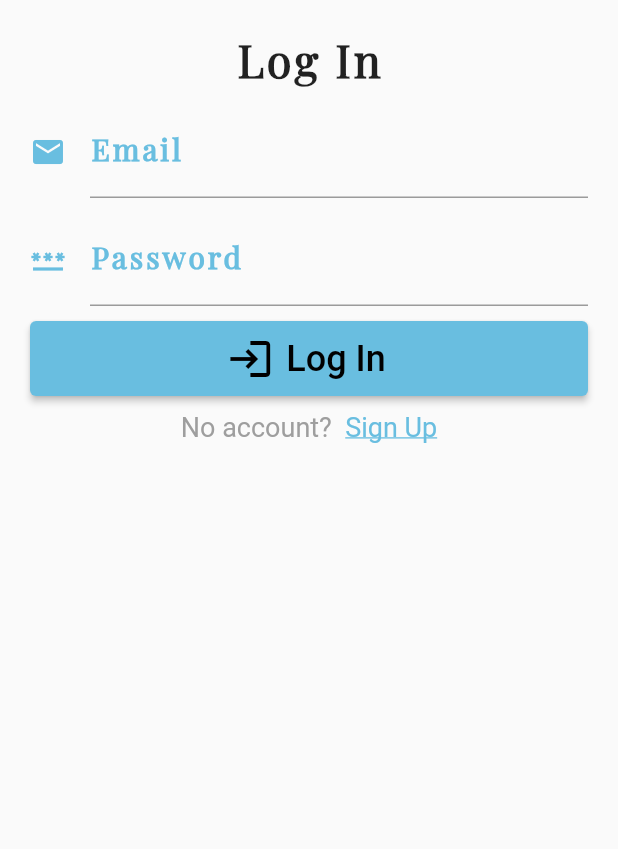
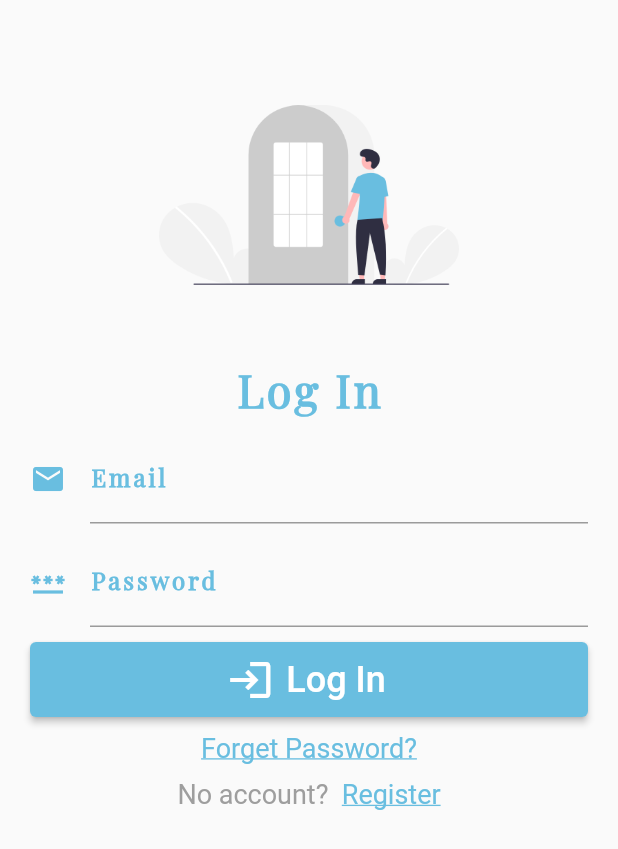
Before and after one commit to Flip404/To_Do_App, a Flutter app: the screen it shows after launch, on a phone screen of 412 x 824 dp. Shown: the top 849 px of the screen. Run offline on Flutter 3.47's test engine with Material 2 defaults, Android fonts, the light colour scheme and no system bars; our stand-ins replace cloud_firestore, email_validator, firebase_auth, firebase_core; accounts and stored records are empty.

Commit message:
add the image and forget_password in login

```diff
--- a/lib/pages/homepage/widgets/login.dart
+++ b/lib/pages/homepage/widgets/login.dart
@@ -1,3 +1,5 @@
+import 'package:first_firebase_project/pages/homepage/widgets/forget_password.dart';
+import 'package:first_firebase_project/utils.dart';
 import 'package:flutter/gestures.dart';
 import 'package:flutter/material.dart';
 import 'package:firebase_auth/firebase_auth.dart';
@@ -24,11 +26,11 @@ class _LoginWidgetState extends State<LoginWidget> {
   }
 
   Future logIn() async {
-    try{
+    try {
       await FirebaseAuth.instance.signInWithEmailAndPassword(
           email: emailcontroller.text, password: passwordcontroller.text);
-    } on FirebaseAuthException catch (e){
-      print(e);
+    } on FirebaseAuthException catch (e) {
+      Utils.showSnackBar(e.message);
     }
   }
 
@@ -39,9 +41,17 @@ class _LoginWidgetState extends State<LoginWidget> {
       child: Column(
         mainAxisAlignment: MainAxisAlignment.center,
         children: [
+          const SizedBox(height: 10),
+          Image.asset(
+            'assets/login.png',
+            width: 200,
+            height: 200,
+          ),
+          const SizedBox(height: 10),
           const Text(
             "Log In",
             style: TextStyle(
+              color: Color.fromRGBO(105, 190, 224, 1),
               fontSize: 30,
               fontWeight: FontWeight.bold,
               fontFamily: "PlayfairDisplay",
@@ -60,13 +70,13 @@ class _LoginWidgetState extends State<LoginWidget> {
               labelStyle: TextStyle(
                   color: Color.fromRGBO(105, 190, 224, 1),
                   fontFamily: "PlayfairDisplay",
-                  fontSize: 20,
+                  fontSize: 16,
                   fontWeight: FontWeight.bold,
                   letterSpacing: 2),
               floatingLabelStyle: TextStyle(
                   color: Color.fromRGBO(105, 190, 224, 0.8),
                   fontFamily: "PlayfairDisplay",
-                  fontSize: 18,
+                  fontSize: 14,
                   letterSpacing: 2),
             ),
             textInputAction: TextInputAction.next,
@@ -83,41 +93,62 @@ class _LoginWidgetState extends State<LoginWidget> {
               labelStyle: TextStyle(
                   color: Color.fromRGBO(105, 190, 224, 1),
                   fontFamily: "PlayfairDisplay",
-                  fontSize: 20,
+                  fontSize: 16,
                   fontWeight: FontWeight.bold,
                   letterSpacing: 2),
               floatingLabelStyle: TextStyle(
                   color: Color.fromRGBO(105, 190, 224, 0.8),
                   fontFamily: "PlayfairDisplay",
-                  fontSize: 18,
+                  fontSize: 14,
                   letterSpacing: 2),
             ),
+            obscureText: true,
             textInputAction: TextInputAction.next,
           ),
           const SizedBox(height: 10),
           ElevatedButton.icon(
               style: ElevatedButton.styleFrom(
-                  primary: const Color.fromRGBO(105, 190, 224, 1),
-                  minimumSize: const Size.fromHeight(50)),
+                primary: const Color.fromRGBO(105, 190, 224, 1),
+                minimumSize: const Size.fromHeight(50),
+              ),
               onPressed: logIn,
               icon: const Icon(
                 Icons.login,
                 size: 32,
+                color: Colors.white,
               ),
               label: const Text(
                 "Log In",
-                style: TextStyle(fontSize: 24),
+                style: TextStyle(
+                  fontSize: 24,
+                  color: Colors.white,
+                ),
               )),
+          const SizedBox(height: 10),
+          GestureDetector(
+            child: const Text(
+              'Forget Password?',
+              style: TextStyle(
+                decoration: TextDecoration.underline,
+                color: Color.fromRGBO(105, 190, 224, 1),
+                fontSize: 18,
+              ),
+            ),
+            onTap: () => Navigator.of(context).push(MaterialPageRoute(
+                builder: (context) => const ForgetPasswordPage())),
+          ),
           const SizedBox(height: 10),
           RichText(
               text: TextSpan(
-                  style: TextStyle(fontSize: 18, color: Theme.of(context).colorScheme.primary),
+                  style: TextStyle(
+                      fontSize: 18,
+                      color: Theme.of(context).colorScheme.primary),
                   text: 'No account?  ',
                   children: [
                 TextSpan(
                     recognizer: TapGestureRecognizer()
                       ..onTap = widget.onClickedSignUp,
-                    text: 'Sign Up',
+                    text: 'Register',
                     style: const TextStyle(
                       decoration: TextDecoration.underline,
                       color: Color.fromRGBO(105, 190, 224, 1),
--- a/pubspec.yaml
+++ b/pubspec.yaml
@@ -77,9 +77,8 @@ flutter:
   uses-material-design: true
 
   # To add assets to your application, add an assets section, like this:
-  # assets:
-  #   - images/a_dot_burr.jpeg
-  #   - images/a_dot_ham.jpeg
+  assets:
+     - assets/
 
   # An image asset can refer to one or more resolution-specific "variants", see
   # https://flutter.dev/assets-and-images/#resolution-aware.
```
Also changed, not shown: lib/pages/homepage/widgets/forget_password.dart (added, +116 -0 lines), lib/pages/homepage/widgets/signup.dart (+52 -7 lines), assets/forgot.png (added), assets/login.png (added), assets/register.png (added).
